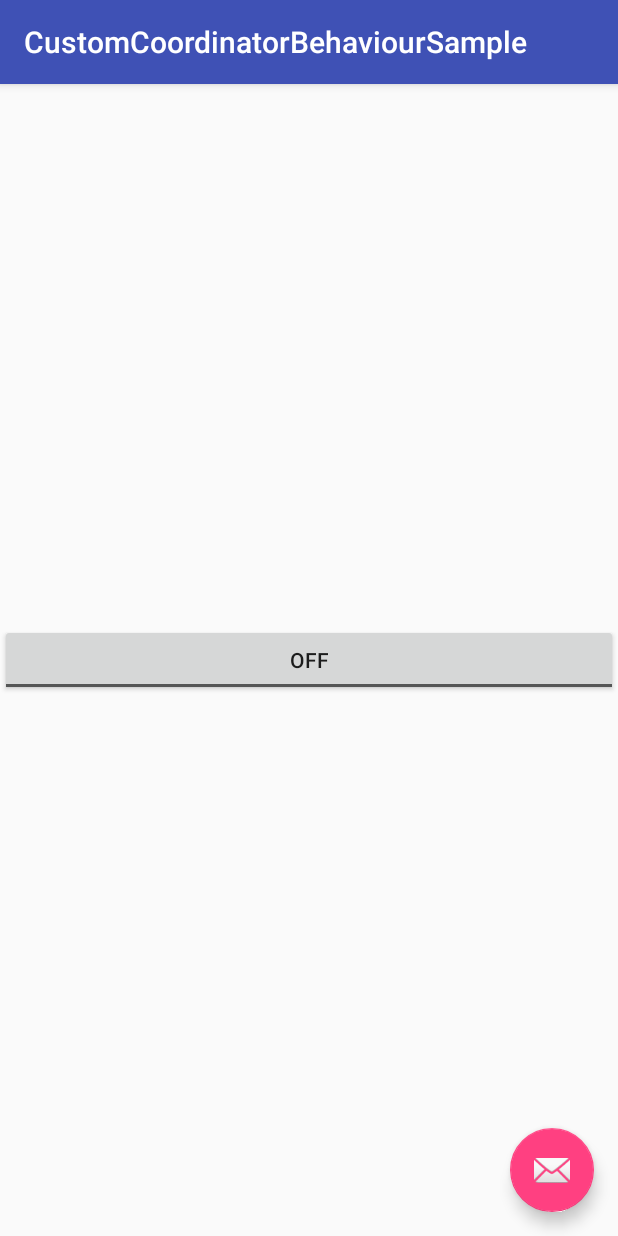
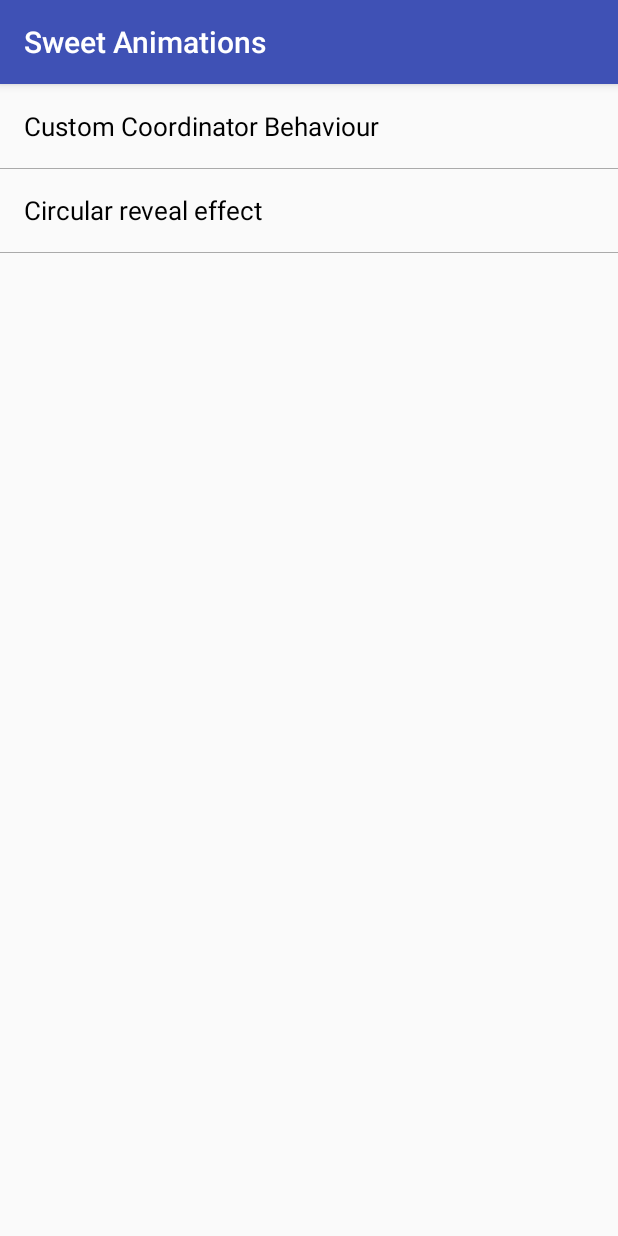
Before and after one commit to arshassija/CustomCoordinatorBehaviourSample, an Android app: the screen it shows after launch (MainActivity), on a phone screen of 412 x 824 dp. Run offline under Robolectric (Android 15) with nearby library versions, the phone set to English and light mode, and no system bars.

Commit message:
circular reveal added

```diff
--- a/app/build.gradle
+++ b/app/build.gradle
@@ -7,8 +7,8 @@ apply plugin: 'kotlin-android-extensions'
 android {
     compileSdkVersion 28
     defaultConfig {
-        applicationId "com.arshdeep.customcoordinatorbehavioursample"
-        minSdkVersion 16
+        applicationId "com.arshdeep.customanims"
+        minSdkVersion 21
         targetSdkVersion 28
         versionCode 1
         versionName "1.0"
@@ -24,7 +24,7 @@ android {
 
 dependencies {
     implementation fileTree(dir: 'libs', include: ['*.jar'])
-    implementation"org.jetbrains.kotlin:kotlin-stdlib-jre7:$kotlin_version"
+    implementation "org.jetbrains.kotlin:kotlin-stdlib-jdk7:$kotlin_version"
     implementation 'com.android.support:appcompat-v7:28.0.0'
     implementation "com.android.support:design:$rootProject.supportLibVersion"
     implementation 'com.android.support.constraint:constraint-layout:1.1.3'
--- a/app/src/main/java/com/arshdeep/customcoordinatorbehavioursample/MainActivity.kt
+++ b/app/src/main/java/com/arshdeep/sweetanims/coordinator_bahviour/CustomCoordinatorLayoutBehaviourActivity.kt
@@ -1,12 +1,13 @@
-package com.arshdeep.customcoordinatorbehavioursample
+package com.arshdeep.sweetanims.coordinator_bahviour
 
-import android.support.v7.app.AppCompatActivity
 import android.os.Bundle
 import android.support.design.widget.FloatingActionButton
 import android.support.design.widget.Snackbar
+import android.support.v7.app.AppCompatActivity
 import android.view.View
+import com.arshdeep.sweetanims.R
 
-class MainActivity : AppCompatActivity() {
+class CustomCoordinatorLayoutBehaviourActivity : AppCompatActivity() {
 
     lateinit var view: View
     lateinit var fab: FloatingActionButton
@@ -14,10 +15,10 @@ class MainActivity : AppCompatActivity() {
 
     override fun onCreate(savedInstanceState: Bundle?) {
         super.onCreate(savedInstanceState)
-        setContentView(R.layout.activity_main)
+        setContentView(R.layout.activity_coordinator_custom_behaviour)
         view = findViewById(R.id.parent_layout)
         fab = findViewById(R.id.fab)
-        fab.setOnClickListener(View.OnClickListener { snackbar.show() })
-        snackbar = Snackbar.make(view, "This is snackbar layout", Snackbar.LENGTH_LONG)
+        fab.setOnClickListener { snackbar.show() }
+        snackbar = Snackbar.make(view, getString(R.string.snackbar_msg), Snackbar.LENGTH_LONG)
     }
 }
--- a/app/src/main/java/com/arshdeep/customcoordinatorbehavioursample/custom_view/CustomToggleButton.java
+++ b/app/src/main/java/com/arshdeep/sweetanims/coordinator_bahviour/CustomToggleButton.java
@@ -1,4 +1,4 @@
-package com.arshdeep.customcoordinatorbehavioursample.custom_view;
+package com.arshdeep.sweetanims.coordinator_bahviour;
 
 import android.content.Context;
 import android.support.design.widget.CoordinatorLayout;
--- a/app/src/main/java/com/arshdeep/customcoordinatorbehavioursample/custom_view/CustomToggleButtonBehavior.java
+++ b/app/src/main/java/com/arshdeep/sweetanims/coordinator_bahviour/CustomToggleButtonBehavior.java
@@ -1,4 +1,4 @@
-package com.arshdeep.customcoordinatorbehavioursample.custom_view;
+package com.arshdeep.sweetanims.coordinator_bahviour;
 
 import android.content.Context;
 import android.support.annotation.NonNull;
--- /dev/null
+++ b/app/src/main/java/com/arshdeep/sweetanims/custom_view/DividerItemDecoration.java
@@ -0,0 +1,48 @@
+package com.arshdeep.sweetanims.custom_view;
+
+import android.content.Context;
+import android.content.res.TypedArray;
+import android.graphics.Canvas;
+import android.graphics.drawable.Drawable;
+import android.support.v4.content.ContextCompat;
+import android.support.v7.widget.RecyclerView;
+import android.view.View;
+
+public class DividerItemDecoration extends RecyclerView.ItemDecoration {
+
+    private static final int[] ATTRS = new int[]{android.R.attr.listDivider};
+
+    private Drawable divider;
+
+    /**
+     * Default divider will be used
+     */
+    public DividerItemDecoration(Context context) {
+        final TypedArray styledAttributes = context.obtainStyledAttributes(ATTRS);
+        divider = styledAttributes.getDrawable(0);
+        styledAttributes.recycle();
+    }
+
+    /**
+     * Custom divider will be used
+     */
+    public DividerItemDecoration(Context context, int resId) {
+        divider = ContextCompat.getDrawable(context, resId);
+    }
+
+    @Override
+    public void onDraw(Canvas c, RecyclerView parent, RecyclerView.State state) {
+        int left = parent.getPaddingLeft();
+        int right = parent.getWidth() - parent.getPaddingRight();
+
+        int childCount = parent.getChildCount();
+        for (int i = 0; i < childCount; i++) {
+            View child = parent.getChildAt(i);
+            RecyclerView.LayoutParams params = (RecyclerView.LayoutParams) child.getLayoutParams();
+            int top = child.getBottom() + params.bottomMargin;
+            int bottom = top + divider.getIntrinsicHeight();
+            divider.setBounds(left, top, right, bottom);
+            divider.draw(c);
+        }
+    }
+}
--- /dev/null
+++ b/app/src/main/java/com/arshdeep/sweetanims/dashboard/AnimationListAdapter.kt
@@ -0,0 +1,52 @@
+package com.arshdeep.sweetanims.dashboard
+
+import android.content.Context
+import android.content.Intent
+import android.support.v7.widget.RecyclerView
+import android.view.LayoutInflater
+import android.view.View
+import android.view.ViewGroup
+import android.widget.TextView
+import com.arshdeep.sweetanims.R
+import com.arshdeep.sweetanims.circular_reveal.CircularRevealActivity
+import com.arshdeep.sweetanims.coordinator_bahviour.CustomCoordinatorLayoutBehaviourActivity
+
+class AnimationListAdapter(var context: Context, var list: List<String>) : RecyclerView.Adapter<AnimationListAdapter.AnimationListVH>() {
+
+    override fun onCreateViewHolder(viewGroup: ViewGroup, viewType: Int): AnimationListVH {
+        var view: View = LayoutInflater.from(context).inflate(R.layout.single_item_animation_list, viewGroup, false)
+        var viewHolder = AnimationListVH(view)
+        return viewHolder
+    }
+
+    override fun getItemCount(): Int {
+        return list.size
+    }
+
+    override fun onBindViewHolder(holder: AnimationListVH, position: Int) {
+        holder.title?.text = list[position]
+        holder.title?.setOnClickListener {
+            var intent: Intent? = null
+            when (position) {
+                0 -> {
+                    intent = Intent(context, CustomCoordinatorLayoutBehaviourActivity::class.java)
+                    context.startActivity(intent)
+                }
+                1 -> {
+                    intent = Intent(context, CircularRevealActivity::class.java)
+                    context.startActivity(intent)
+                }
+            }
+        }
+    }
+
+
+    class AnimationListVH(itemview: View) : RecyclerView.ViewHolder(itemview) {
+
+        var title: TextView? = null
+
+        init {
+            title = itemview.findViewById(R.id.title)
+        }
+    }
+}
--- /dev/null
+++ b/app/src/main/java/com/arshdeep/sweetanims/dashboard/MainActivity.kt
@@ -0,0 +1,26 @@
+package com.arshdeep.sweetanims.dashboard
+
+import android.os.Bundle
+import android.support.v7.app.AppCompatActivity
+import android.support.v7.widget.LinearLayoutManager
+import com.arshdeep.sweetanims.R
+import com.arshdeep.sweetanims.custom_view.DividerItemDecoration
+import kotlinx.android.synthetic.main.activity_main.*
+
+class MainActivity : AppCompatActivity() {
+
+    override fun onCreate(savedInstanceState: Bundle?) {
+        super.onCreate(savedInstanceState)
+        setContentView(R.layout.activity_main)
+        init()
+    }
+
+    private fun init() {
+        val animationList = resources.getStringArray(R.array.animation_list)
+        var list = mutableListOf<String>()
+        animationList.forEach { list.add(it) }
+        recycler_view.layoutManager = LinearLayoutManager(this)
+        recycler_view.adapter = AnimationListAdapter(this, list)
+        recycler_view.addItemDecoration(DividerItemDecoration(this, R.drawable.divider))
+    }
+}
--- /dev/null
+++ b/app/src/main/res/drawable/divider.xml
@@ -0,0 +1,6 @@
+<?xml version="1.0" encoding="UTF-8"?>
+<shape xmlns:android="http://schemas.android.com/apk/res/android"
+    android:shape="rectangle">
+    <solid android:color="@android:color/darker_gray" />
+    <size android:height=".25dp" />
+</shape>
--- /dev/null
+++ b/app/src/main/res/drawable/ic_close_grey.xml
@@ -0,0 +1,5 @@
+<vector android:height="24dp" android:tint="#8C8C8C"
+    android:viewportHeight="24.0" android:viewportWidth="24.0"
+    android:width="24dp" xmlns:android="http://schemas.android.com/apk/res/android">
+    <path android:fillColor="#FF000000" android:pathData="M12,2C6.47,2 2,6.47 2,12s4.47,10 10,10 10,-4.47 10,-10S17.53,2 12,2zM17,15.59L15.59,17 12,13.41 8.41,17 7,15.59 10.59,12 7,8.41 8.41,7 12,10.59 15.59,7 17,8.41 13.41,12 17,15.59z"/>
+</vector>
--- /dev/null
+++ b/app/src/main/res/drawable/ic_plus_white.xml
@@ -0,0 +1,5 @@
+<vector android:height="24dp" android:tint="#FFFFFF"
+    android:viewportHeight="24.0" android:viewportWidth="24.0"
+    android:width="24dp" xmlns:android="http://schemas.android.com/apk/res/android">
+    <path android:fillColor="#FF000000" android:pathData="M19,13h-6v6h-2v-6H5v-2h6V5h2v6h6v2z"/>
+</vector>
--- a/app/src/main/res/layout/activity_main.xml
+++ b/app/src/main/res/layout/activity_main.xml
@@ -1,22 +1,17 @@
 <?xml version="1.0" encoding="utf-8"?>
-<android.support.design.widget.CoordinatorLayout xmlns:android="http://schemas.android.com/apk/res/android"
+<android.support.constraint.ConstraintLayout xmlns:android="http://schemas.android.com/apk/res/android"
+    xmlns:app="http://schemas.android.com/apk/res-auto"
     android:id="@+id/parent_layout"
-    xmlns:app="http://schemas.android.com/apk/res-auto"
     android:layout_width="match_parent"
     android:layout_height="match_parent">
 
-    <com.arshdeep.customcoordinatorbehavioursample.custom_view.CustomToggleButton
-        android:layout_width="match_parent"
-        android:layout_height="wrap_content"
-        android:layout_gravity="center_vertical"
-        android:text="Custom Button" />
+    <android.support.v7.widget.RecyclerView
+        android:id="@+id/recycler_view"
+        android:layout_width="0dp"
+        android:layout_height="0dp"
+        app:layout_constraintBottom_toBottomOf="parent"
+        app:layout_constraintEnd_toEndOf="parent"
+        app:layout_constraintStart_toStartOf="parent"
+        app:layout_constraintTop_toTopOf="parent" />
 
-    <android.support.design.widget.FloatingActionButton
-        android:id="@+id/fab"
-        android:layout_width="wrap_content"
-        android:layout_height="wrap_content"
-        android:layout_gravity="bottom|end"
-        android:layout_margin="16dp"
-        app:srcCompat="@android:drawable/ic_dialog_email" />
-
-</android.support.design.widget.CoordinatorLayout>
+</android.support.constraint.ConstraintLayout>
--- /dev/null
+++ b/app/src/main/res/layout/single_item_animation_list.xml
@@ -0,0 +1,25 @@
+<?xml version="1.0" encoding="utf-8"?>
+<android.support.constraint.ConstraintLayout xmlns:android="http://schemas.android.com/apk/res/android"
+    xmlns:app="http://schemas.android.com/apk/res-auto"
+    xmlns:tools="http://schemas.android.com/tools"
+    android:layout_width="match_parent"
+    android:layout_height="wrap_content">
+
+    <TextView
+        android:id="@+id/title"
+        android:layout_width="match_parent"
+        android:layout_height="wrap_content"
+        android:background="?android:selectableItemBackground"
+        android:paddingLeft="16dp"
+        android:paddingTop="16dp"
+        android:paddingRight="16dp"
+        android:paddingBottom="16dp"
+        android:textColor="@android:color/black"
+        android:textSize="17sp"
+        app:layout_constraintBottom_toBottomOf="parent"
+        app:layout_constraintLeft_toLeftOf="parent"
+        app:layout_constraintRight_toRightOf="parent"
+        app:layout_constraintTop_toTopOf="parent"
+        tools:text="item text" />
+
+</android.support.constraint.ConstraintLayout>
--- a/app/src/main/res/values/strings.xml
+++ b/app/src/main/res/values/strings.xml
@@ -1,3 +1,9 @@
 <resources>
-    <string name="app_name">CustomCoordinatorBehaviourSample</string>
+    <string name="app_name">Sweet Animations</string>
+    <string name="snackbar_msg">This is snackbar layout</string>
+
+    <string-array name="animation_list">
+        <item>Custom Coordinator Behaviour</item>
+        <item>Circular reveal effect</item>
+    </string-array>
 </resources>
```
Also changed, not shown: app/src/main/AndroidManifest.xml (+8 -2 lines), app/src/main/java/com/arshdeep/sweetanims/circular_reveal/CircularRevealActivity.kt (added, +78 -0 lines), app/src/main/res/layout/activity_circular_reveal.xml (added, +66 -0 lines), app/src/main/res/layout/activity_coordinator_custom_behaviour.xml (added, +22 -0 lines).
